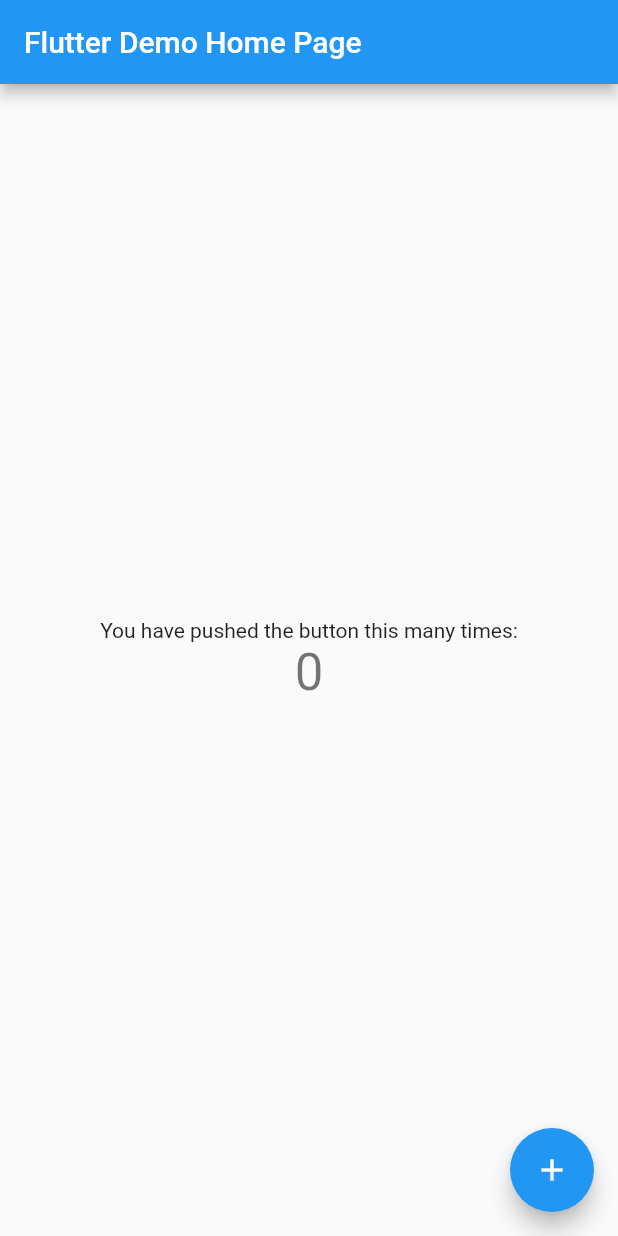
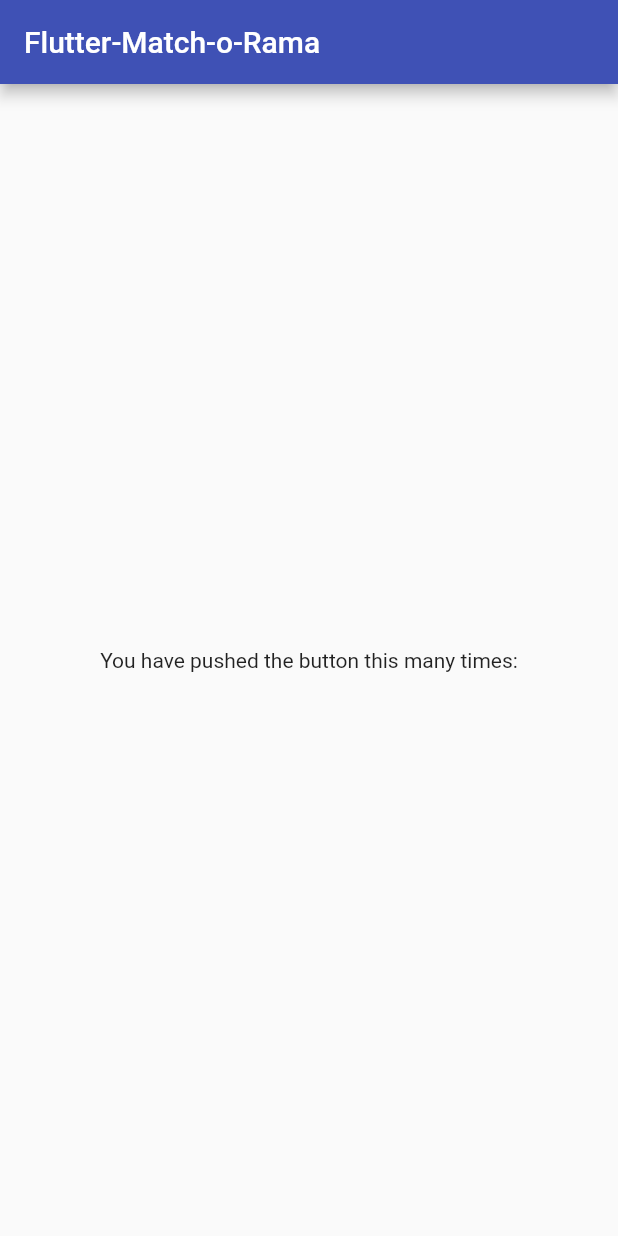
Before and after one commit to tcburns24/flutter-match, a Flutter app: the screen it shows after launch, on a phone screen of 412 x 824 dp. Run offline on Flutter 3.47's test engine with Material 2 defaults, Android fonts, the phone set to English and light mode, and no system bars.

Commit message:
Adds TableRow draft 1

```diff
--- a/lib/main.dart
+++ b/lib/main.dart
@@ -3,39 +3,20 @@ import 'package:flutter/material.dart';
 void main() => runApp(MyApp());
 
 class MyApp extends StatelessWidget {
-  // This widget is the root of your application.
   @override
   Widget build(BuildContext context) {
     return MaterialApp(
-      title: 'Flutter Demo',
+      title: 'Flutter-Match-o-Rama',
       theme: ThemeData(
-        // This is the theme of your application.
-        //
-        // Try running your application with "flutter run". You'll see the
-        // application has a blue toolbar. Then, without quitting the app, try
-        // changing the primarySwatch below to Colors.green and then invoke
-        // "hot reload" (press "r" in the console where you ran "flutter run",
-        // or simply save your changes to "hot reload" in a Flutter IDE).
-        // Notice that the counter didn't reset back to zero; the application
-        // is not restarted.
-        primarySwatch: Colors.blue,
+        primarySwatch: Colors.indigo,
       ),
-      home: MyHomePage(title: 'Flutter Demo Home Page'),
+      home: MyHomePage(title: 'Flutter-Match-o-Rama'),
     );
   }
 }
 
 class MyHomePage extends StatefulWidget {
   MyHomePage({Key key, this.title}) : super(key: key);
-
-  // This widget is the home page of your application. It is stateful, meaning
-  // that it has a State object (defined below) that contains fields that affect
-  // how it looks.
-
-  // This class is the configuration for the state. It holds the values (in this
-  // case the title) provided by the parent (in this case the App widget) and
-  // used by the build method of the State. Fields in a Widget subclass are
-  // always marked "final".
 
   final String title;
 
@@ -44,18 +25,6 @@ class MyHomePage extends StatefulWidget {
 }
 
 class _MyHomePageState extends State<MyHomePage> {
-  int _counter = 0;
-
-  void _incrementCounter() {
-    setState(() {
-      // This call to setState tells the Flutter framework that something has
-      // changed in this State, which causes it to rerun the build method below
-      // so that the display can reflect the updated values. If we changed
-      // _counter without calling setState(), then the build method would not be
-      // called again, and so nothing would appear to happen.
-      _counter++;
-    });
-  }
 
   @override
   Widget build(BuildContext context) {
@@ -94,18 +63,6 @@ class _MyHomePageState extends State<MyHomePage> {
             Text(
               'You have pushed the button this many times:',
             ),
-            Text(
-              '$_counter',
-              style: Theme.of(context).textTheme.display1,
-            ),
-          ],
-        ),
-      ),
-      floatingActionButton: FloatingActionButton(
-        onPressed: _incrementCounter,
-        tooltip: 'Increment',
-        child: Icon(Icons.add),
-      ), // This trailing comma makes auto-formatting nicer for build methods.
-    );
+    ]);
   }
 }
```
Also changed, not shown: lib/match_card.dart (+12 -1 lines), lib/table_row.dart (added, +22 -0 lines).
